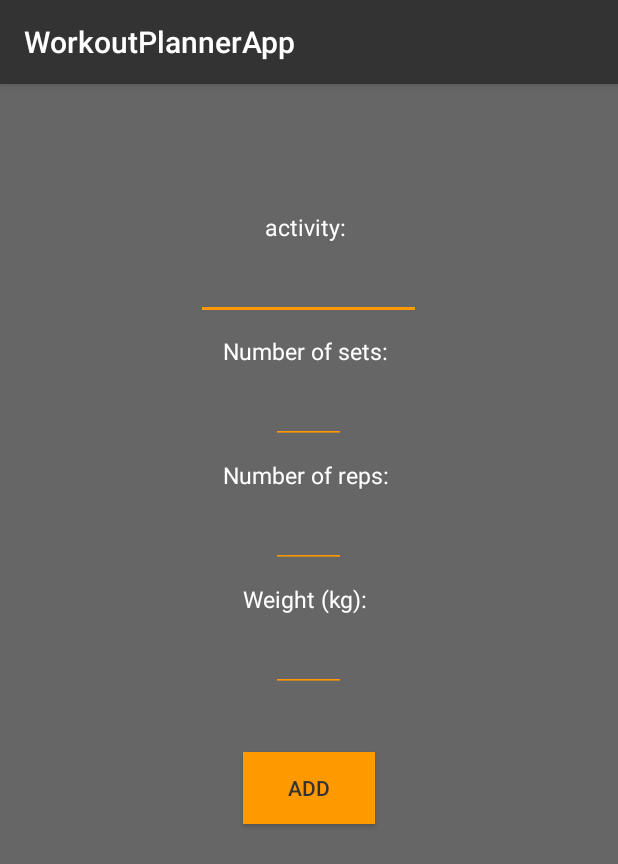
After one commit to aitchiss/workout_planner, an Android app: the AddCustomSetActivity screen opened directly, with no data from a screen before it, on a phone screen of 412 x 824 dp. The commit adds this screen. Shown: the top 864 px of the screen. Run offline under Robolectric (Android 15) with nearby library versions, the phone set to English and light mode, and no system bars; 2 statements that could not run were skipped.

Commit message:
custom set builder seems to work - yaaaaay

```diff
--- a/WorkoutPlannerApp/app/src/main/AndroidManifest.xml
+++ b/WorkoutPlannerApp/app/src/main/AndroidManifest.xml
@@ -15,12 +15,13 @@
                 <category android:name="android.intent.category.LAUNCHER" />
             </intent-filter>
         </activity>
-        <activity android:name=".ViewWorkoutActivity"/>
+        <activity android:name=".ViewWorkoutActivity" />
         <activity android:name=".CreateWorkoutActivity" />
         <activity android:name=".AddSetActivity" />
         <activity android:name=".EditWorkoutActivity" />
         <activity android:name=".PlayWorkoutActivity" />
-        <activity android:name=".WorkoutHistoryActivity"></activity>
+        <activity android:name=".WorkoutHistoryActivity" />
+        <activity android:name=".AddCustomSetActivity"></activity>
     </application>
 
 </manifest>
--- /dev/null
+++ b/WorkoutPlannerApp/app/src/main/java/com/codeclan/workoutplannerapp/AddCustomSetActivity.java
@@ -0,0 +1,62 @@
+package com.codeclan.workoutplannerapp;
+
+import android.content.Context;
+import android.content.Intent;
+import android.content.SharedPreferences;
+import android.support.v7.app.AppCompatActivity;
+import android.os.Bundle;
+import android.view.View;
+import android.widget.EditText;
+import android.widget.TextView;
+
+public class AddCustomSetActivity extends AppCompatActivity {
+
+    WorkoutLog workoutLog;
+    public static final String WORKOUTLOG = "WorkoutLog";
+    Workout workout;
+    AppHistory appHistory;
+    SharedPreferences sharedPref;
+
+    @Override
+    protected void onCreate(Bundle savedInstanceState) {
+        super.onCreate(savedInstanceState);
+        setContentView(R.layout.activity_add_custom_set);
+
+        sharedPref = getSharedPreferences(WORKOUTLOG, Context.MODE_PRIVATE);
+        appHistory = new AppHistory();
+        workoutLog = appHistory.setup(sharedPref);
+
+        Intent intent = getIntent();
+        Bundle extras = intent.getExtras();
+
+        String selectedWorkoutName = extras.getString("workout");
+        workout = workoutLog.getWorkoutTemplate(selectedWorkoutName);
+
+        TextView pageTitle = (TextView) findViewById(R.id.add_set_title);
+        pageTitle.setText("add to workout: " + workout.getName());
+
+    }
+
+    public void addCustomSetButtonClick(View button){
+
+        EditText activity = (EditText) findViewById(R.id.enter_custom_activity);
+        String activityName = activity.getText().toString();
+
+        EditText numberOfSetsInput = (EditText) findViewById(R.id.choose_set_number);
+        Integer numberOfSets = Integer.valueOf(numberOfSetsInput.getText().toString());
+
+        EditText numberOfRepsInput = (EditText) findViewById(R.id.choose_reps_number);
+        Integer numberOfReps = Integer.valueOf(numberOfRepsInput.getText().toString());
+
+        EditText numberOfWeightInput = (EditText) findViewById(R.id.choose_weight_number);
+        Integer numberOfWeight = Integer.valueOf(numberOfWeightInput.getText().toString());
+
+        workout.addMultipleSets(activityName, numberOfReps, numberOfWeight, numberOfSets);
+
+        appHistory.updateLog(sharedPref, workoutLog);
+
+        Intent intent = new Intent(this, ViewWorkoutActivity.class);
+        intent.putExtra("workout", workout.getName());
+        startActivity(intent);
+    }
+}
--- a/WorkoutPlannerApp/app/src/main/java/com/codeclan/workoutplannerapp/EditWorkoutActivity.java
+++ b/WorkoutPlannerApp/app/src/main/java/com/codeclan/workoutplannerapp/EditWorkoutActivity.java
@@ -62,6 +62,12 @@ public class EditWorkoutActivity extends AppCompatActivity {
         startActivity(intent);
     }
 
+    public void addCustomSetClick(View button){
+        Intent intent = new Intent(this, AddCustomSetActivity.class);
+        intent.putExtra("workout", workout.getName());
+        startActivity(intent);
+    }
+
 
 
 
--- /dev/null
+++ b/WorkoutPlannerApp/app/src/main/res/layout/activity_add_custom_set.xml
@@ -0,0 +1,112 @@
+<?xml version="1.0" encoding="utf-8"?>
+<LinearLayout xmlns:android="http://schemas.android.com/apk/res/android"
+    xmlns:app="http://schemas.android.com/apk/res-auto"
+    xmlns:tools="http://schemas.android.com/tools"
+    android:layout_width="match_parent"
+    android:layout_height="match_parent"
+    tools:context="com.codeclan.workoutplannerapp.AddCustomSetActivity"
+    android:orientation="vertical">
+
+    <TextView
+        android:id="@+id/add_set_title"
+        android:textSize="25dp"
+        android:layout_marginTop="20dp"
+        android:layout_gravity="center"
+        android:layout_marginBottom="20dp"
+        android:layout_width="wrap_content"
+        android:layout_height="wrap_content" />
+
+    <TextView
+        android:layout_width="wrap_content"
+        android:layout_height="wrap_content"
+        android:textSize="15dp"
+        android:padding="10dp"
+        android:layout_gravity="center"
+        android:text="activity: "/>
+
+    <EditText
+        android:layout_width="wrap_content"
+        android:layout_height="wrap_content"
+        android:padding="10dp"
+        android:textSize="15dp"
+        android:width="150dp"
+        android:textAlignment="center"
+        android:id="@+id/enter_custom_activity"
+        android:layout_gravity="center"
+        android:backgroundTint="@color/colorAccent"/>
+
+
+    <TextView
+        android:padding="10dp"
+        android:textSize="15dp"
+        android:layout_width="wrap_content"
+        android:layout_height="wrap_content"
+        android:layout_gravity="center"
+        android:text="Number of sets: "/>
+
+    <EditText
+        android:padding="10dp"
+        android:textSize="15dp"
+        android:width="50dp"
+        android:textAlignment="center"
+        android:id="@+id/choose_set_number"
+        android:layout_gravity="center"
+        android:inputType="number"
+        android:layout_width="wrap_content"
+        android:layout_height="wrap_content"
+        android:backgroundTint="@color/colorAccent"/>
+
+    <TextView
+        android:padding="10dp"
+        android:textSize="15dp"
+        android:layout_gravity="center"
+        android:layout_width="wrap_content"
+        android:layout_height="wrap_content"
+        android:text="Number of reps: "/>
+
+    <EditText
+        android:padding="10dp"
+        android:textSize="15dp"
+        android:textAlignment="center"
+        android:width="50dp"
+        android:backgroundTint="@color/colorAccent"
+        android:layout_gravity="center"
+        android:id="@+id/choose_reps_number"
+        android:inputType="number"
+        android:layout_width="wrap_content"
+        android:layout_height="wrap_content" />
+
+    <TextView
+        android:padding="10dp"
+        android:textSize="15dp"
+        android:text="Weight (kg): "
+        android:layout_gravity="center"
+        android:layout_width="wrap_content"
+        android:layout_height="wrap_content" />
+
+    <EditText
+        android:padding="10dp"
+        android:width="50dp"
+        android:layout_gravity="center"
+        android:textAlignment="center"
+        android:backgroundTint="@color/colorAccent"
+        android:textSize="15dp"
+        android:id="@+id/choose_weight_number"
+        android:inputType="number"
+        android:layout_width="wrap_content"
+        android:layout_height="wrap_content" />
+
+
+    <Button
+        android:id="@+id/add_set_button"
+        android:onClick="addCustomSetButtonClick"
+        android:text="add"
+        android:layout_marginTop="40dp"
+        android:layout_gravity="center"
+        android:background="@color/colorAccent"
+        android:textColor="@color/colorPrimary"
+        android:layout_width="wrap_content"
+        android:layout_height="wrap_content" />
+
+
+</LinearLayout>
--- a/WorkoutPlannerApp/app/src/main/res/layout/activity_edit_workout.xml
+++ b/WorkoutPlannerApp/app/src/main/res/layout/activity_edit_workout.xml
@@ -27,6 +27,17 @@
         android:layout_marginBottom="15dp"
         android:text="select activity"/>
 
+    <Button
+        android:layout_width="wrap_content"
+        android:text="custom activity"
+        android:id="@+id/add_custom_set"
+        android:onClick="addCustomSetClick"
+        style="?android:attr/borderlessButtonStyle"
+        android:textColor="@color/colorAccent"
+        android:background="@color/colorBackground"
+        android:layout_gravity="center"
+        android:layout_height="wrap_content" />
+
     <ListView
         android:id="@+id/available_activities_list"
         android:layout_width="wrap_content"
```
